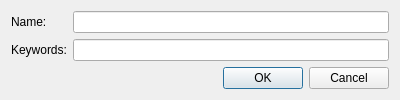
Qt form source/interface/dialogs/sw_dialog_category.ui (nathaneltitane/studworx) before a commit.
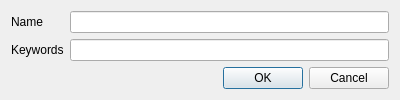
The same form after that commit.

```diff
--- a/source/interface/dialogs/sw_dialog_category.ui
+++ b/source/interface/dialogs/sw_dialog_category.ui
@@ -25,7 +25,7 @@
         <string>Enter the category name shown in the part browser.</string>
        </property>
        <property name="text">
-        <string>Name:</string>
+        <string>Name</string>
        </property>
        <property name="buddy">
         <cstring>name</cstring>
@@ -48,7 +48,7 @@
         <string>&lt;p&gt;&lt;b&gt;Keyword Syntax&lt;/b&gt;&lt;/p&gt;&lt;p&gt;Expressions match text in library part descriptions, ignoring case.&lt;/p&gt;&lt;ul&gt;&lt;li&gt;&lt;tt&gt;Brick&lt;/tt&gt;: match this text anywhere in the description.&lt;/li&gt;&lt;li&gt;&lt;tt&gt;^Brick&lt;/tt&gt;: match Brick as a whole word.&lt;/li&gt;&lt;li&gt;&lt;tt&gt;%Brick&lt;/tt&gt;: match Brick at the beginning of the description.&lt;/li&gt;&lt;li&gt;&lt;tt&gt;^%Brick&lt;/tt&gt;: require both a whole word and the beginning of the description.&lt;/li&gt;&lt;li&gt;&lt;tt&gt;A | B&lt;/tt&gt;: match either expression.&lt;/li&gt;&lt;li&gt;&lt;tt&gt;A &amp;amp; B&lt;/tt&gt;: match both expressions.&lt;/li&gt;&lt;li&gt;&lt;tt&gt;!A&lt;/tt&gt;: exclude descriptions matching A.&lt;/li&gt;&lt;li&gt;&lt;tt&gt;(A | B)&lt;/tt&gt;: group expressions.&lt;/li&gt;&lt;/ul&gt;&lt;p&gt;Put spaces around &lt;tt&gt;|&lt;/tt&gt; and &lt;tt&gt;&amp;amp;&lt;/tt&gt;. Use parentheses when combining operators.&lt;/p&gt;&lt;p&gt;&lt;b&gt;Examples&lt;/b&gt;&lt;/p&gt;&lt;p&gt;&lt;tt&gt;^%Brick | ^%Plate&lt;/tt&gt; matches descriptions beginning with the word Brick or Plate.&lt;br&gt;&lt;tt&gt;(^%Brick | ^%Plate) &amp;amp; !Pattern&lt;/tt&gt; also excludes descriptions containing Pattern.&lt;/p&gt;&lt;p&gt;Use the language of the library descriptions for search terms; do not translate the syntax symbols.&lt;/p&gt;</string>
        </property>
        <property name="text">
-        <string>Keywords:</string>
+        <string>Keywords</string>
        </property>
        <property name="buddy">
         <cstring>keywords</cstring>
```
